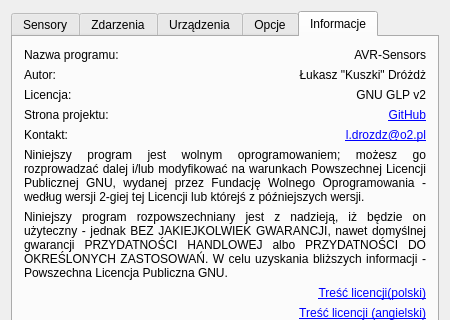
Above: interface/mainwindow.ui from Kuszki/AVR-Sensors before the change; both pictures show x 0 to 450 and y 0 to 320 of the 450 by 625 pixel window. Below: the same form after it.
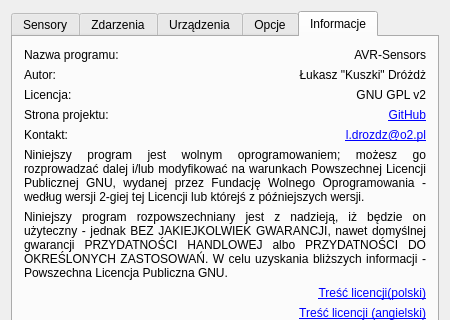
That is the form after the change. The open tabs and pages were chosen to show the change. Icons and pictures are not drawn.

Patch:
```diff
--- a/interface/mainwindow.ui
+++ b/interface/mainwindow.ui
@@ -441,7 +441,7 @@
         <item row="2" column="1">
          <widget class="QLabel" name="labelLicenseType">
           <property name="text">
-           <string>GNU GLP v2</string>
+           <string>GNU GPL v2</string>
           </property>
           <property name="alignment">
            <set>Qt::AlignRight|Qt::AlignTrailing|Qt::AlignVCenter</set>
```
